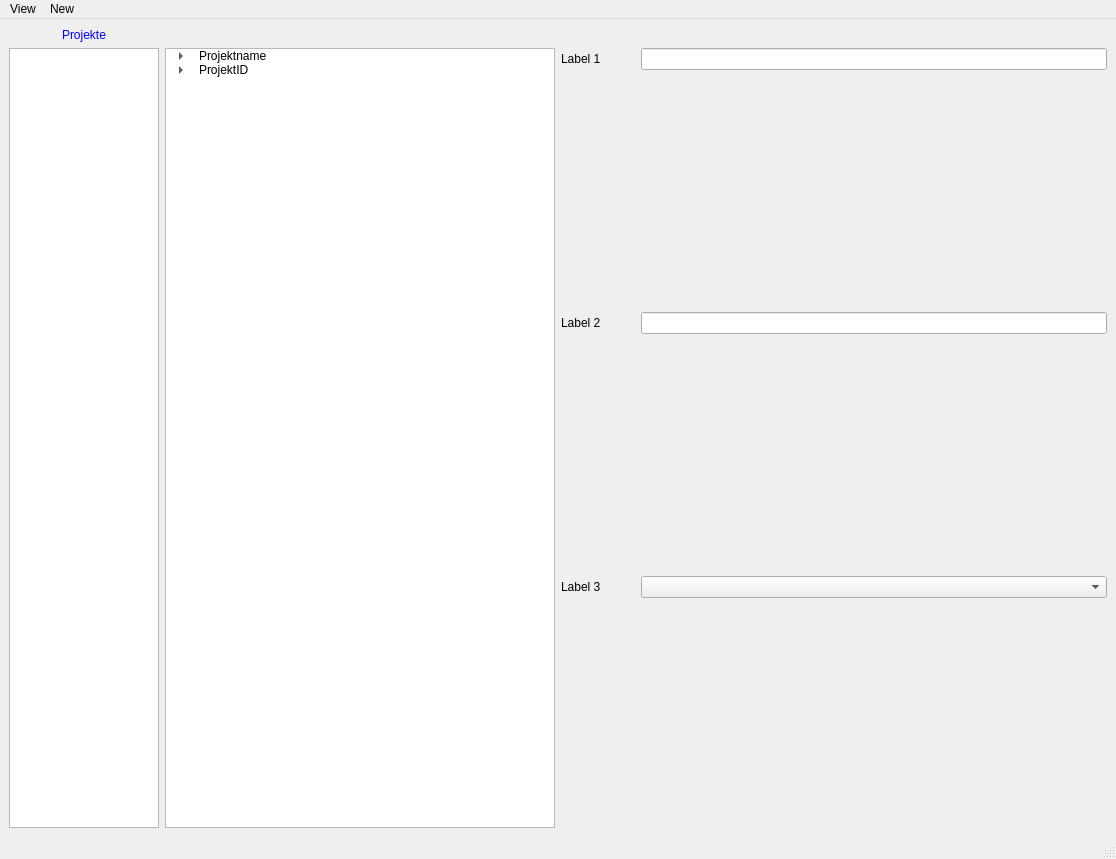
Before: the Qt Designer form Project_project/Forms/mainwindow.ui in bjoernlewe/Software-Engineering, drawn with Qt 5.
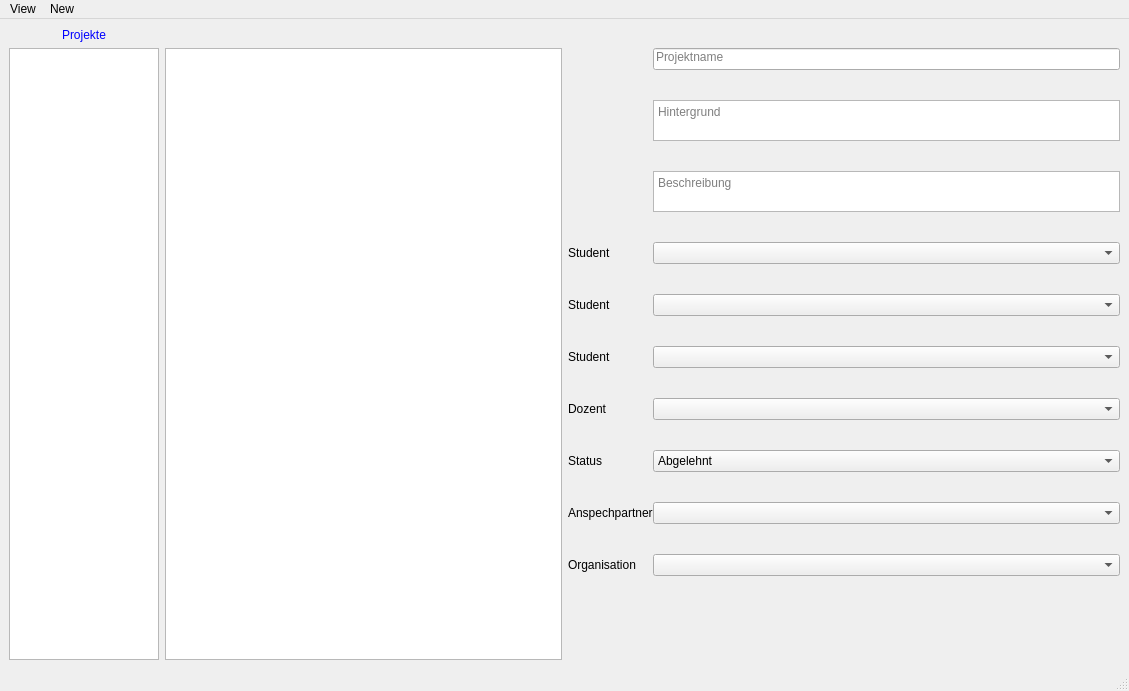
After: the same form once the commit is applied.

```diff
--- a/Project_project/Forms/mainwindow.ui
+++ b/Project_project/Forms/mainwindow.ui
@@ -6,17 +6,35 @@
    <rect>
     <x>0</x>
     <y>0</y>
-    <width>1116</width>
-    <height>859</height>
+    <width>1129</width>
+    <height>691</height>
    </rect>
   </property>
+  <property name="sizePolicy">
+   <sizepolicy hsizetype="Preferred" vsizetype="Maximum">
+    <horstretch>0</horstretch>
+    <verstretch>0</verstretch>
+   </sizepolicy>
+  </property>
+  <property name="maximumSize">
+   <size>
+    <width>16777215</width>
+    <height>691</height>
+   </size>
+  </property>
   <property name="windowTitle">
    <string>MainWindow</string>
   </property>
   <widget class="QWidget" name="centralwidget">
+   <property name="maximumSize">
+    <size>
+     <width>16777215</width>
+     <height>650</height>
+    </size>
+   </property>
    <layout class="QGridLayout" name="gridLayout_2">
     <item row="0" column="4">
-     <layout class="QGridLayout" name="ItemGrid" rowstretch="0,0,0,0,0,0,0" rowminimumheight="0,0,0,0,0,0,0">
+     <layout class="QGridLayout" name="ItemGrid" rowstretch="0,0,0,0,0,0,0,0,0,0,0,0,0,0,0,0,0,0,0,0,0,0,0,0,0">
       <property name="sizeConstraint">
        <enum>QLayout::SetMaximumSize</enum>
       </property>
@@ -38,36 +56,65 @@
       <property name="verticalSpacing">
        <number>30</number>
       </property>
-      <item row="0" column="2">
-       <widget class="QLineEdit" name="lineEdit_1">
+      <item row="9" column="2">
+       <widget class="QComboBox" name="comboBox_2"/>
+      </item>
+      <item row="16" column="2">
+       <widget class="QComboBox" name="orgCombo">
+        <property name="insertPolicy">
+         <enum>QComboBox::InsertAtTop</enum>
+        </property>
+       </widget>
+      </item>
+      <item row="9" column="0">
+       <widget class="QLabel" name="label_2">
         <property name="sizePolicy">
-         <sizepolicy hsizetype="Preferred" vsizetype="Preferred">
+         <sizepolicy hsizetype="Maximum" vsizetype="Preferred">
           <horstretch>0</horstretch>
           <verstretch>0</verstretch>
          </sizepolicy>
         </property>
-        <property name="focusPolicy">
-         <enum>Qt::TabFocus</enum>
-        </property>
-       </widget>
-      </item>
-      <item row="1" column="2">
-       <spacer name="verticalSpacer_2">
-        <property name="orientation">
-         <enum>Qt::Vertical</enum>
-        </property>
-        <property name="sizeType">
-         <enum>QSizePolicy::MinimumExpanding</enum>
-        </property>
-        <property name="sizeHint" stdset="0">
+        <property name="maximumSize">
          <size>
-          <width>20</width>
-          <height>170</height>
+          <width>80</width>
+          <height>16777215</height>
          </size>
         </property>
-       </spacer>
+        <property name="text">
+         <string>Student</string>
+        </property>
+       </widget>
       </item>
-      <item row="0" column="0">
+      <item row="15" column="2">
+       <widget class="QComboBox" name="ansprechCombo"/>
+      </item>
+      <item row="12" column="0">
+       <widget class="QLabel" name="labelDozent">
+        <property name="text">
+         <string>Dozent</string>
+        </property>
+       </widget>
+      </item>
+      <item row="13" column="2">
+       <widget class="QComboBox" name="statusCombo">
+        <item>
+         <property name="text">
+          <string>Abgelehnt</string>
+         </property>
+        </item>
+        <item>
+         <property name="text">
+          <string>Angenommen</string>
+         </property>
+        </item>
+        <item>
+         <property name="text">
+          <string>Zur Bearbeitung freigegeben</string>
+         </property>
+        </item>
+       </widget>
+      </item>
+      <item row="8" column="0">
        <widget class="QLabel" name="label_1">
         <property name="sizePolicy">
          <sizepolicy hsizetype="Maximum" vsizetype="Preferred">
@@ -82,25 +129,25 @@
          </size>
         </property>
         <property name="text">
-         <string>Label 1</string>
+         <string>Student</string>
         </property>
        </widget>
       </item>
+      <item row="8" column="2">
+       <widget class="QComboBox" name="comboBox_1"/>
+      </item>
       <item row="5" column="2">
-       <widget class="QComboBox" name="comboBox">
-        <property name="sizePolicy">
-         <sizepolicy hsizetype="Preferred" vsizetype="Preferred">
-          <horstretch>0</horstretch>
-          <verstretch>0</verstretch>
-         </sizepolicy>
+       <widget class="QTextEdit" name="textEdit_2">
+        <property name="placeholderText">
+         <string>Beschreibung</string>
         </property>
         <property name="focusPolicy">
          <enum>Qt::TabFocus</enum>
         </property>
        </widget>
       </item>
-      <item row="2" column="2">
-       <widget class="QLineEdit" name="lineEdit_2">
+      <item row="11" column="2">
+       <widget class="QComboBox" name="comboBox_3">
         <property name="sizePolicy">
          <sizepolicy hsizetype="Preferred" vsizetype="Preferred">
           <horstretch>0</horstretch>
@@ -112,26 +159,31 @@
         </property>
        </widget>
       </item>
-      <item row="2" column="0">
-       <widget class="QLabel" name="label_2">
-        <property name="sizePolicy">
-         <sizepolicy hsizetype="Maximum" vsizetype="Preferred">
-          <horstretch>0</horstretch>
-          <verstretch>0</verstretch>
-         </sizepolicy>
+      <item row="3" column="2">
+       <widget class="QTextEdit" name="textEdit_1">
+        <property name="placeholderText">
+         <string>Hintergrund</string>
         </property>
-        <property name="maximumSize">
-         <size>
-          <width>80</width>
-          <height>16777215</height>
-         </size>
+       </widget>
+      </item>
+      <item row="15" column="0">
+       <widget class="QLabel" name="labelAnsprech">
+        <property name="text">
+         <string>Anspechpartner</string>
         </property>
+       </widget>
+      </item>
+      <item row="16" column="0">
+       <widget class="QLabel" name="labelOrg">
         <property name="text">
-         <string>Label 2</string>
+         <string>Organisation</string>
         </property>
        </widget>
       </item>
-      <item row="5" column="0">
+      <item row="12" column="2">
+       <widget class="QComboBox" name="dozentCombo"/>
+      </item>
+      <item row="11" column="0">
        <widget class="QLabel" name="label_3">
         <property name="sizePolicy">
          <sizepolicy hsizetype="Maximum" vsizetype="Preferred">
@@ -146,11 +198,40 @@
          </size>
         </property>
         <property name="text">
-         <string>Label 3</string>
+         <string>Student</string>
         </property>
        </widget>
       </item>
-      <item row="6" column="2">
+      <item row="0" column="2">
+       <widget class="QLineEdit" name="lineEdit_1">
+        <property name="sizePolicy">
+         <sizepolicy hsizetype="Preferred" vsizetype="Preferred">
+          <horstretch>0</horstretch>
+          <verstretch>0</verstretch>
+         </sizepolicy>
+        </property>
+        <property name="focusPolicy">
+         <enum>Qt::TabFocus</enum>
+        </property>
+        <property name="inputMethodHints">
+         <set>Qt::ImhNone</set>
+        </property>
+        <property name="alignment">
+         <set>Qt::AlignLeading|Qt::AlignLeft|Qt::AlignTop</set>
+        </property>
+        <property name="placeholderText">
+         <string>Projektname</string>
+        </property>
+       </widget>
+      </item>
+      <item row="13" column="0">
+       <widget class="QLabel" name="labelStatus">
+        <property name="text">
+         <string>Status</string>
+        </property>
+       </widget>
+      </item>
+      <item row="24" column="2">
        <spacer name="verticalSpacer">
         <property name="orientation">
          <enum>Qt::Vertical</enum>
@@ -166,15 +247,18 @@
         </property>
        </spacer>
       </item>
-      <item row="3" column="2">
-       <spacer name="verticalSpacer_3">
+      <item row="17" column="2">
+       <spacer name="verticalSpacer_2">
         <property name="orientation">
          <enum>Qt::Vertical</enum>
         </property>
+        <property name="sizeType">
+         <enum>QSizePolicy::MinimumExpanding</enum>
+        </property>
         <property name="sizeHint" stdset="0">
          <size>
           <width>20</width>
-          <height>80</height>
+          <height>60</height>
          </size>
         </property>
        </spacer>
@@ -184,27 +268,11 @@
     <item row="0" column="0">
      <layout class="QGridLayout" name="MenuGrid">
       <property name="sizeConstraint">
-       <enum>QLayout::SetMaximumSize</enum>
+       <enum>QLayout::SetDefaultConstraint</enum>
       </property>
       <property name="rightMargin">
        <number>0</number>
       </property>
-      <item row="1" column="0">
-       <widget class="QListWidget" name="ProjektList">
-        <property name="sizePolicy">
-         <sizepolicy hsizetype="Maximum" vsizetype="Minimum">
-          <horstretch>0</horstretch>
-          <verstretch>0</verstretch>
-         </sizepolicy>
-        </property>
-        <property name="maximumSize">
-         <size>
-          <width>150</width>
-          <height>16777215</height>
-         </size>
-        </property>
-       </widget>
-      </item>
       <item row="0" column="0">
        <widget class="QLabel" name="ProjektLabel">
         <property name="sizePolicy">
@@ -230,14 +298,39 @@
         </property>
        </widget>
       </item>
+      <item row="1" column="0">
+       <widget class="QListView" name="ProjektList">
+        <property name="sizePolicy">
+         <sizepolicy hsizetype="Maximum" vsizetype="Minimum">
+          <horstretch>0</horstretch>
+          <verstretch>0</verstretch>
+         </sizepolicy>
+        </property>
+        <property name="maximumSize">
+         <size>
+          <width>150</width>
+          <height>16777215</height>
+         </size>
+        </property>
+        <property name="editTriggers">
+         <set>QAbstractItemView::NoEditTriggers</set>
+        </property>
+       </widget>
+      </item>
       <item row="1" column="1">
-       <widget class="QTreeWidget" name="ProjektTree">
+       <widget class="QListView" name="ProjektTree">
         <property name="sizePolicy">
-         <sizepolicy hsizetype="Preferred" vsizetype="Expanding">
+         <sizepolicy hsizetype="Expanding" vsizetype="Expanding">
           <horstretch>0</horstretch>
           <verstretch>0</verstretch>
          </sizepolicy>
         </property>
+        <property name="minimumSize">
+         <size>
+          <width>0</width>
+          <height>0</height>
+         </size>
+        </property>
         <property name="maximumSize">
          <size>
           <width>500</width>
@@ -247,58 +340,6 @@
         <property name="editTriggers">
          <set>QAbstractItemView::CurrentChanged</set>
         </property>
-        <property name="indentation">
-         <number>30</number>
-        </property>
-        <property name="uniformRowHeights">
-         <bool>false</bool>
-        </property>
-        <property name="animated">
-         <bool>true</bool>
-        </property>
-        <attribute name="headerVisible">
-         <bool>false</bool>
-        </attribute>
-        <column>
-         <property name="text">
-          <string>Projekt</string>
-         </property>
-        </column>
-        <item>
-         <property name="text">
-          <string>Projektname</string>
-         </property>
-         <item>
-          <property name="text">
-           <string>Beschreibung</string>
-          </property>
-         </item>
-         <item>
-          <property name="text">
-           <string>Hintergrund</string>
-          </property>
-         </item>
-         <item>
-          <property name="text">
-           <string>Status</string>
-          </property>
-         </item>
-        </item>
-        <item>
-         <property name="text">
-          <string>ProjektID</string>
-         </property>
-         <item>
-          <property name="text">
-           <string>GruppenID</string>
-          </property>
-         </item>
-         <item>
-          <property name="text">
-           <string>OrganisationID</string>
-          </property>
-         </item>
-        </item>
        </widget>
       </item>
      </layout>
@@ -311,7 +352,7 @@
     <rect>
      <x>0</x>
      <y>0</y>
-     <width>1116</width>
+     <width>1129</width>
      <height>21</height>
     </rect>
    </property>
```
Left out of the diff: 5 changed lines with no effect on the pictures.
